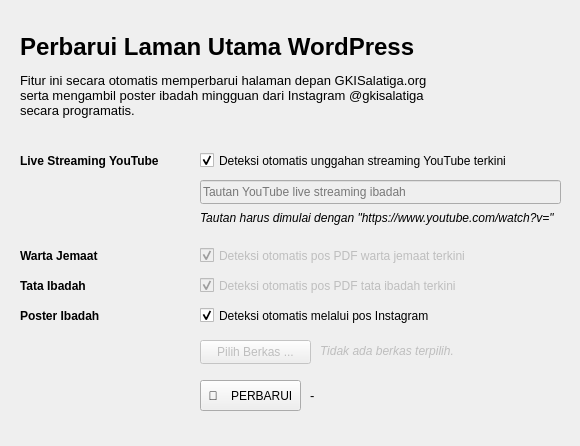
Above: qtdesigner-ui/frame_wp_homepage.ui from gkisalatiga/simon-petrus before the change. Below: the same form after it.
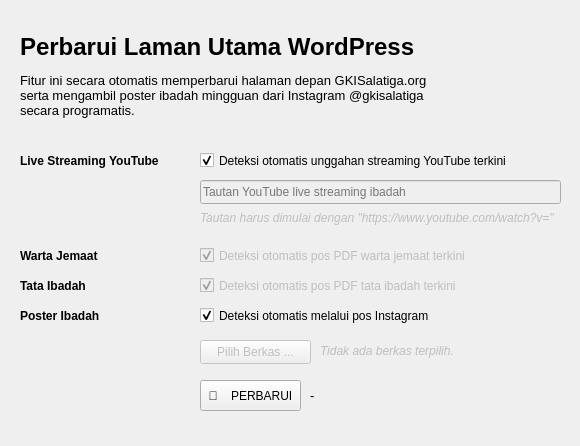
That is the form after the change.

Patch:
```diff
--- a/qtdesigner-ui/frame_wp_homepage.ui
+++ b/qtdesigner-ui/frame_wp_homepage.ui
@@ -315,7 +315,7 @@
   </widget>
   <widget class="QLabel" name="label_yt_helper">
    <property name="enabled">
-    <bool>true</bool>
+    <bool>false</bool>
    </property>
    <property name="geometry">
     <rect>
```
